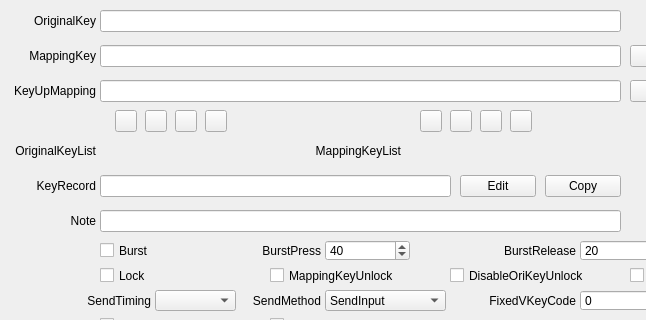
Qt form QKeyMapper/qitemsetupdialog.ui (Zalafina/QKeyMapper) before a commit; both pictures show x 0 to 646 and y 0 to 320 of the 820 by 450 pixel window.
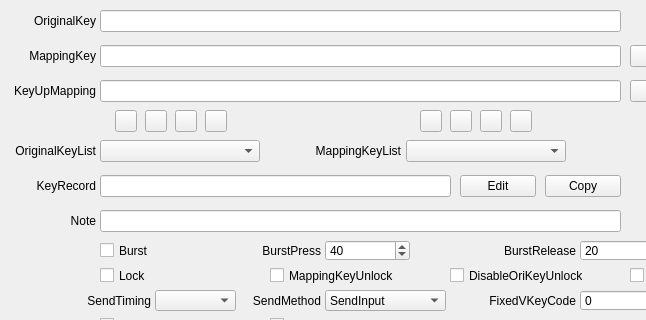
The same form after that commit. Custom widgets are drawn as their Qt base class.

Commit message: SetupDialog KeyListComBox move to .ui file.

Diff of the .ui file:
```diff
--- a/QKeyMapper/qitemsetupdialog.ui
+++ b/QKeyMapper/qitemsetupdialog.ui
@@ -1123,6 +1123,56 @@
     <bool>false</bool>
    </property>
   </widget>
+  <widget class="KeyListComboBox" name="SetupDialog_OriginalKeyListComboBox">
+   <property name="geometry">
+    <rect>
+     <x>100</x>
+     <y>140</y>
+     <width>160</width>
+     <height>22</height>
+    </rect>
+   </property>
+   <property name="sizePolicy">
+    <sizepolicy hsizetype="Fixed" vsizetype="Fixed">
+     <horstretch>0</horstretch>
+     <verstretch>0</verstretch>
+    </sizepolicy>
+   </property>
+   <property name="minimumSize">
+    <size>
+     <width>151</width>
+     <height>0</height>
+    </size>
+   </property>
+   <property name="focusPolicy">
+    <enum>Qt::FocusPolicy::ClickFocus</enum>
+   </property>
+  </widget>
+  <widget class="KeyListComboBox" name="SetupDialog_MappingKeyListComboBox">
+   <property name="geometry">
+    <rect>
+     <x>406</x>
+     <y>140</y>
+     <width>160</width>
+     <height>22</height>
+    </rect>
+   </property>
+   <property name="sizePolicy">
+    <sizepolicy hsizetype="Fixed" vsizetype="Fixed">
+     <horstretch>0</horstretch>
+     <verstretch>0</verstretch>
+    </sizepolicy>
+   </property>
+   <property name="minimumSize">
+    <size>
+     <width>151</width>
+     <height>0</height>
+    </size>
+   </property>
+   <property name="focusPolicy">
+    <enum>Qt::FocusPolicy::ClickFocus</enum>
+   </property>
+  </widget>
  </widget>
  <customwidgets>
   <customwidget>
@@ -1130,6 +1180,11 @@
    <extends>QLineEdit</extends>
    <header>qitemsetupdialog.h</header>
   </customwidget>
+  <customwidget>
+   <class>KeyListComboBox</class>
+   <extends>QComboBox</extends>
+   <header>qkeymapper.h</header>
+  </customwidget>
  </customwidgets>
  <resources/>
  <connections/>
```
The commit also changes 3 other files.
